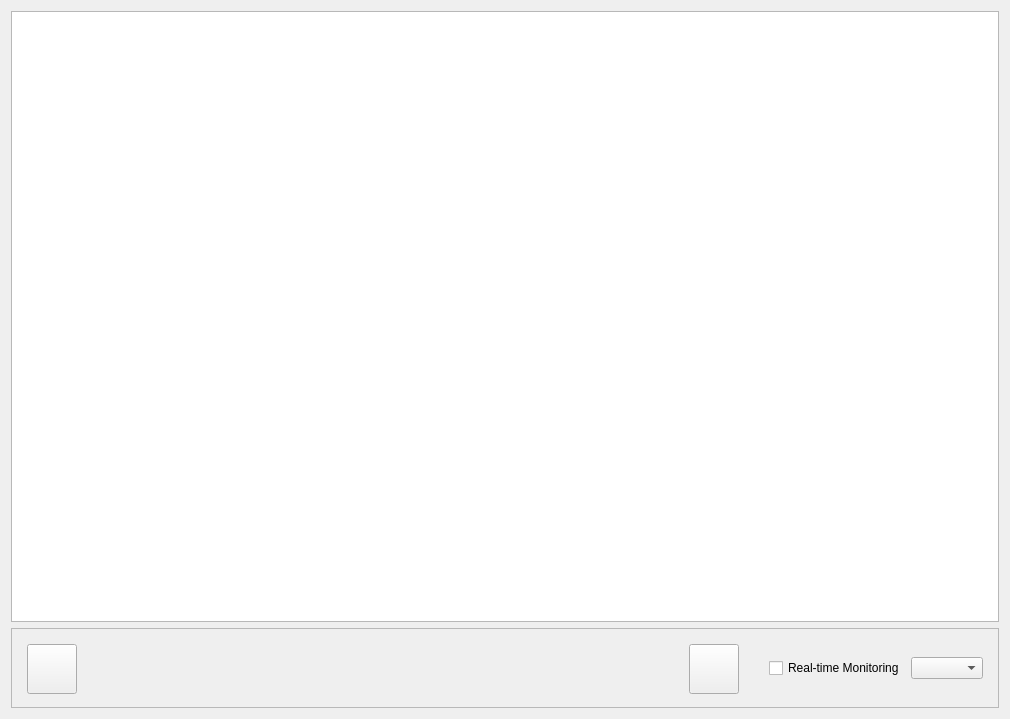
This is src/widget_shared/chatgptwindow.ui in billlin0904/xamp2 as Qt 5 draws it before an edit. The edited form follows.
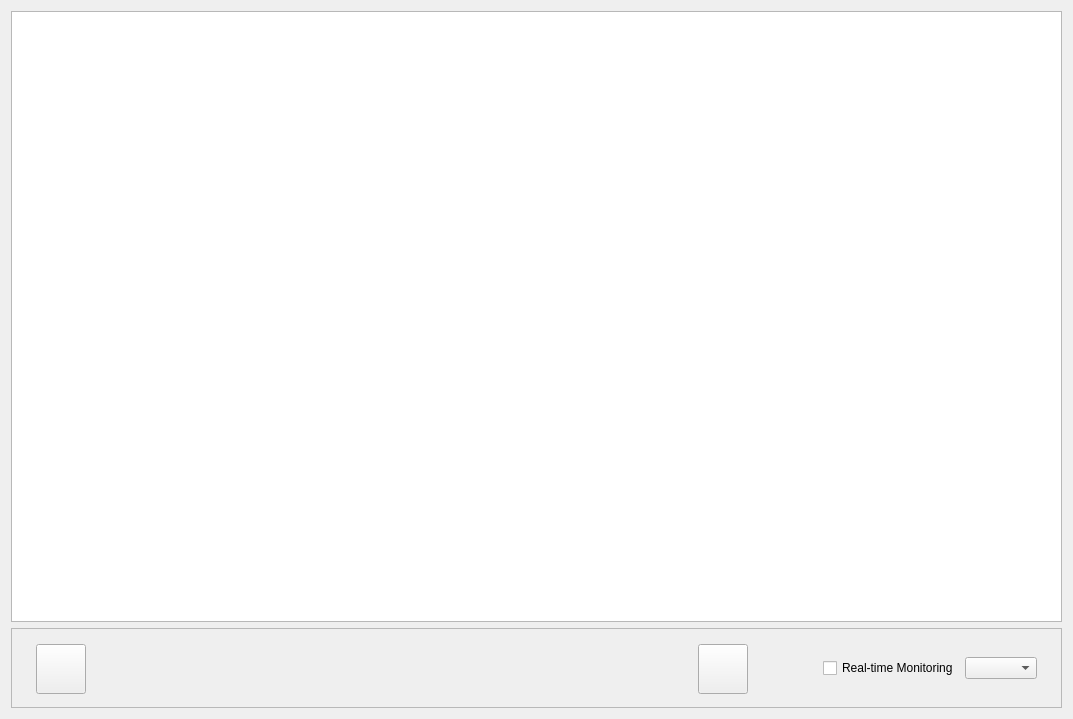
This is the edited form. Custom widgets are drawn as their Qt base class.

The edit to the form file:
```diff
--- a/src/widget_shared/chatgptwindow.ui
+++ b/src/widget_shared/chatgptwindow.ui
@@ -6,7 +6,7 @@
    <rect>
     <x>0</x>
     <y>0</y>
-    <width>1010</width>
+    <width>1073</width>
     <height>719</height>
    </rect>
   </property>
```
Left out of the diff: 2 changed lines with no effect on the pictures.
